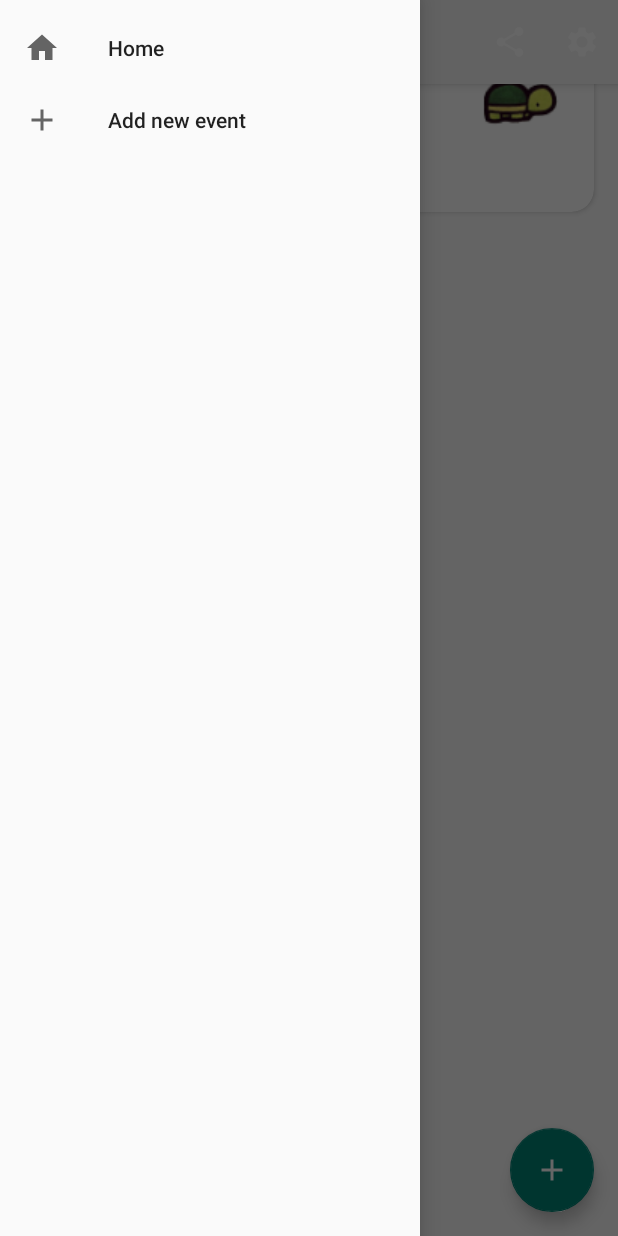
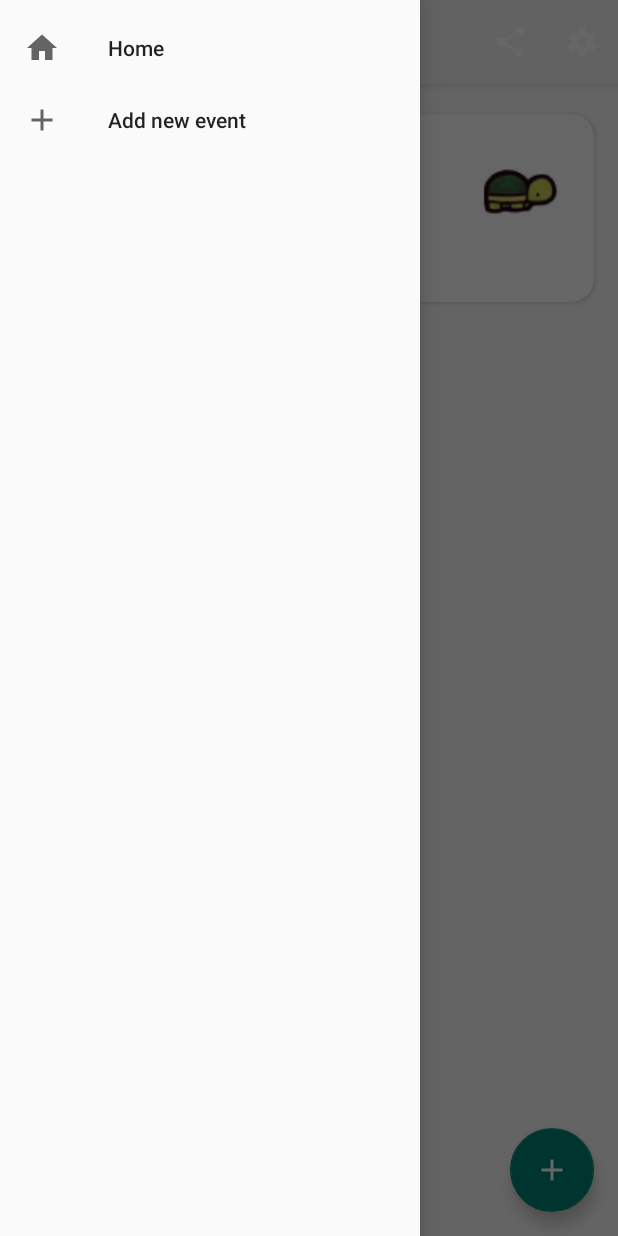
Before and after one commit to josephzakher/time-turtle, an Android app: the screen it shows after launch (MainActivity), with the side drawer open, on a phone screen of 412 x 824 dp. Run offline under Robolectric (Android 15) with nearby library versions, the phone set to English and light mode, and no system bars.

Commit message:
Fixed margin of recyclerView.

```diff
--- a/app/src/main/java/com/example/timeturtle/MainActivity.java
+++ b/app/src/main/java/com/example/timeturtle/MainActivity.java
@@ -9,12 +9,7 @@ import android.os.Bundle;
 import android.view.Menu;
 import android.view.MenuItem;
 import android.widget.Toast;
-
-import androidx.annotation.NonNull;
-import androidx.appcompat.app.AppCompatActivity;
 import androidx.appcompat.widget.Toolbar;
-import android.view.MenuItem;
-
 
 import com.google.android.material.navigation.NavigationView;
 
--- a/app/src/main/res/layout/activity_main.xml
+++ b/app/src/main/res/layout/activity_main.xml
@@ -28,6 +28,7 @@
 
         <FrameLayout
             android:id="@+id/content_frame"
+            android:layout_marginTop="60dp"
             android:layout_width="match_parent"
             android:layout_height="match_parent"></FrameLayout>
 
@@ -38,7 +39,7 @@
             android:layout_gravity="bottom|right"
             android:layout_margin="16dp"
             app:elevation="6dp"
-            app:pressedTranslationZ="0dp"
+            app:pressedTranslationZ="1dp"
             app:srcCompat="@drawable/ic_baseline_add_24"
             app:tint="@color/white"
             tools:ignore="VectorDrawableCompat" />
```
